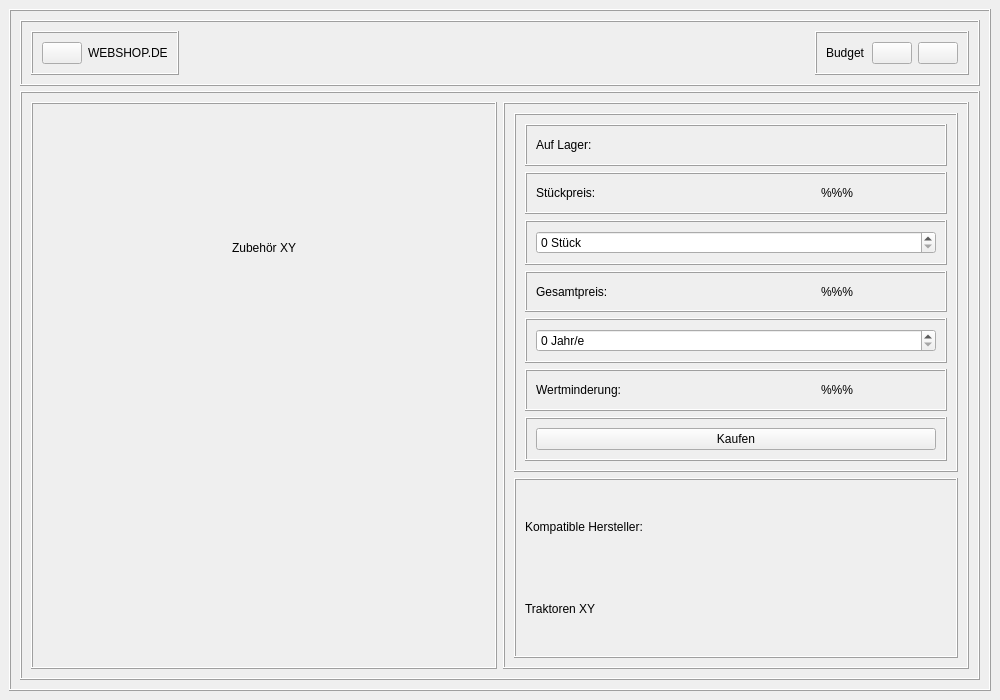
Old version of the form frontend/accessoriesWindow.ui in the repository nhatlam96/gui-xtraktor.
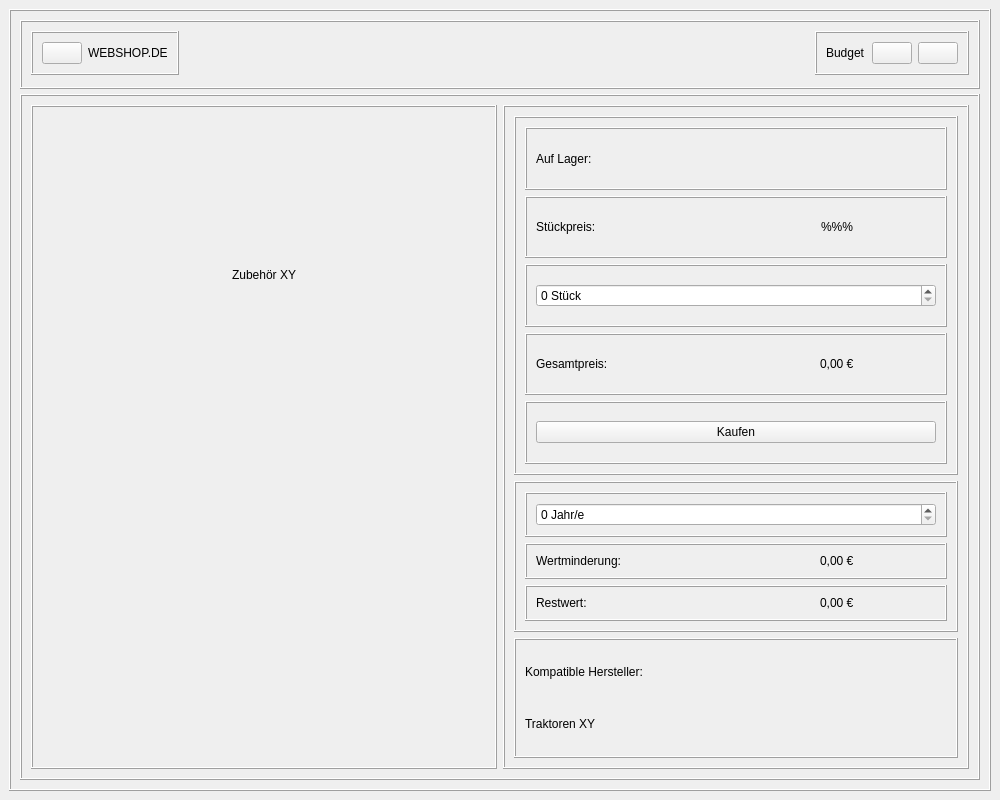
New version of the form. Icons and pictures are not drawn.

Commit message: neues ui accessories und produkt mit neuen funktionen + optimierung

```diff
--- a/frontend/accessoriesWindow.ui
+++ b/frontend/accessoriesWindow.ui
@@ -7,7 +7,7 @@
     <x>0</x>
     <y>0</y>
     <width>1000</width>
-    <height>700</height>
+    <height>800</height>
    </rect>
   </property>
   <property name="sizePolicy">
@@ -61,7 +61,7 @@
          </property>
          <layout class="QHBoxLayout" name="horizontalLayout">
           <item alignment="Qt::AlignLeft|Qt::AlignTop">
-           <widget class="QFrame" name="frame">
+           <widget class="QFrame" name="l_header_frame">
             <property name="frameShape">
              <enum>QFrame::Box</enum>
             </property>
@@ -103,7 +103,7 @@
            </widget>
           </item>
           <item alignment="Qt::AlignRight|Qt::AlignTop">
-           <widget class="QFrame" name="frame_2">
+           <widget class="QFrame" name="r_header_frame">
             <property name="sizePolicy">
              <sizepolicy hsizetype="Preferred" vsizetype="Preferred">
               <horstretch>0</horstretch>
@@ -201,7 +201,7 @@
          </property>
          <layout class="QHBoxLayout" name="horizontalLayout_4">
           <item>
-           <widget class="QFrame" name="frame_1">
+           <widget class="QFrame" name="zub_frame">
             <property name="frameShape">
              <enum>QFrame::Box</enum>
             </property>
@@ -245,16 +245,16 @@
            </widget>
           </item>
           <item>
-           <widget class="QFrame" name="frame_3">
+           <widget class="QFrame" name="info_frame">
             <property name="frameShape">
              <enum>QFrame::Box</enum>
             </property>
             <property name="frameShadow">
              <enum>QFrame::Raised</enum>
             </property>
-            <layout class="QVBoxLayout" name="verticalLayout_4" stretch="2,1">
+            <layout class="QVBoxLayout" name="verticalLayout_4" stretch="3,1,1">
              <item>
-              <widget class="QFrame" name="frame_5">
+              <widget class="QFrame" name="buy_frame">
                <property name="frameShape">
                 <enum>QFrame::Box</enum>
                </property>
@@ -379,13 +379,44 @@
                    <item alignment="Qt::AlignHCenter">
                     <widget class="QLabel" name="ges_status">
                      <property name="text">
-                      <string>%%%</string>
+                      <string>0,00 €</string>
                      </property>
                     </widget>
                    </item>
                   </layout>
                  </widget>
                 </item>
+                <item>
+                 <widget class="QFrame" name="frame_7">
+                  <property name="frameShape">
+                   <enum>QFrame::Box</enum>
+                  </property>
+                  <property name="frameShadow">
+                   <enum>QFrame::Raised</enum>
+                  </property>
+                  <layout class="QVBoxLayout" name="verticalLayout_5">
+                   <item>
+                    <widget class="QPushButton" name="buy_Button">
+                     <property name="text">
+                      <string>Kaufen</string>
+                     </property>
+                    </widget>
+                   </item>
+                  </layout>
+                 </widget>
+                </item>
+               </layout>
+              </widget>
+             </item>
+             <item>
+              <widget class="QFrame" name="wert_frame">
+               <property name="frameShape">
+                <enum>QFrame::Box</enum>
+               </property>
+               <property name="frameShadow">
+                <enum>QFrame::Raised</enum>
+               </property>
+               <layout class="QVBoxLayout" name="verticalLayout_9">
                 <item>
                  <widget class="QFrame" name="frame_10">
                   <property name="frameShape">
@@ -424,7 +455,7 @@
                    <item alignment="Qt::AlignHCenter">
                     <widget class="QLabel" name="wert_status">
                      <property name="text">
-                      <string>%%%</string>
+                      <string>0,00 €</string>
                      </property>
                     </widget>
                    </item>
@@ -432,18 +463,25 @@
                  </widget>
                 </item>
                 <item>
-                 <widget class="QFrame" name="frame_7">
+                 <widget class="QFrame" name="frame_14">
                   <property name="frameShape">
                    <enum>QFrame::Box</enum>
                   </property>
                   <property name="frameShadow">
                    <enum>QFrame::Raised</enum>
                   </property>
-                  <layout class="QVBoxLayout" name="verticalLayout_5">
+                  <layout class="QHBoxLayout" name="horizontalLayout_9">
                    <item>
-                    <widget class="QPushButton" name="buy_Button">
+                    <widget class="QLabel" name="rest_label">
                      <property name="text">
-                      <string>Kaufen</string>
+                      <string>Restwert:</string>
+                     </property>
+                    </widget>
+                   </item>
+                   <item alignment="Qt::AlignHCenter">
+                    <widget class="QLabel" name="rest_status">
+                     <property name="text">
+                      <string>0,00 €</string>
                      </property>
                     </widget>
                    </item>
@@ -454,7 +492,7 @@
               </widget>
              </item>
              <item>
-              <widget class="QFrame" name="frame_8">
+              <widget class="QFrame" name="hers_frame">
                <property name="frameShape">
                 <enum>QFrame::Box</enum>
                </property>
```
The commit also changes 4 other files.
